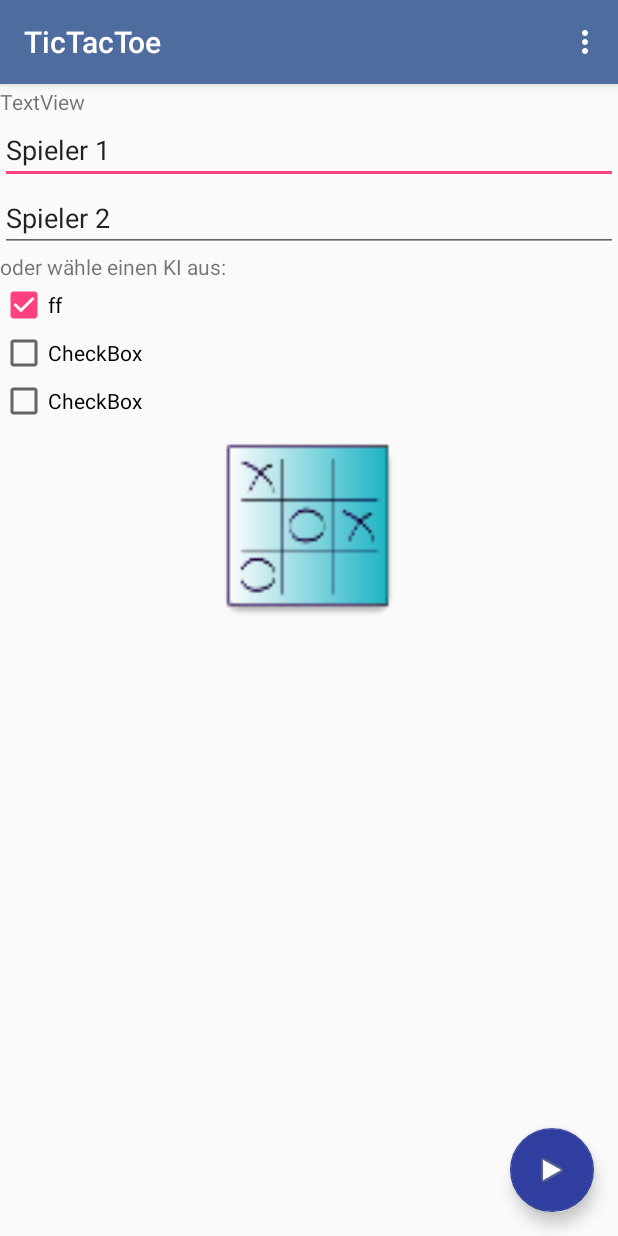
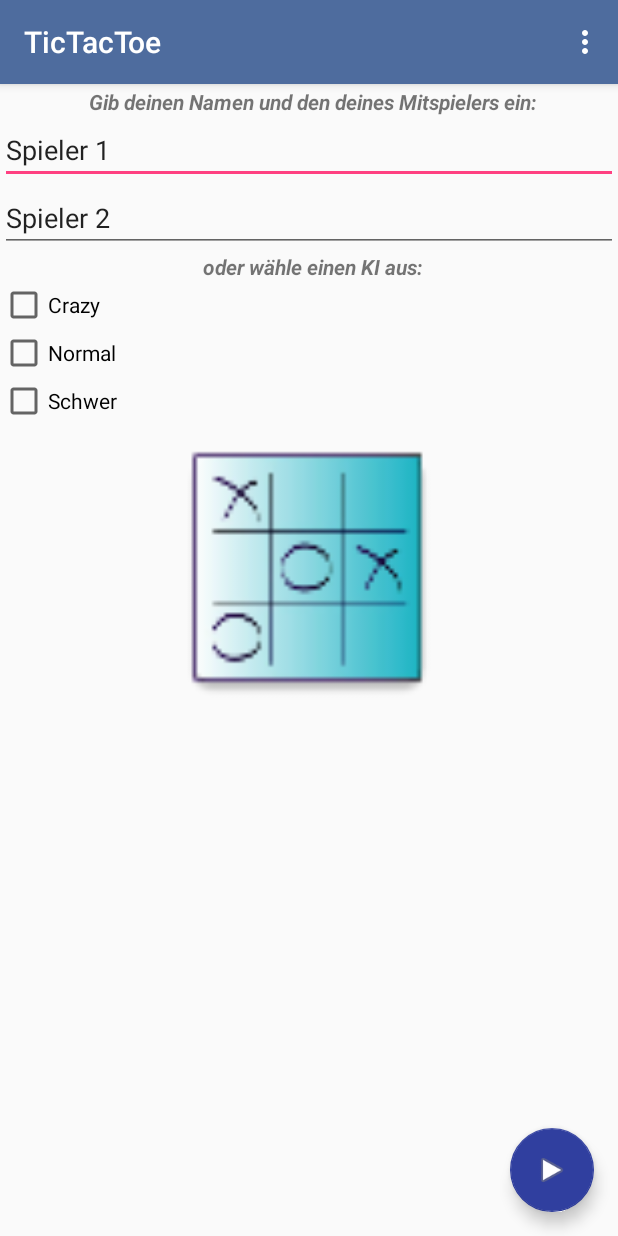
Before and after one commit to TorbenStriegel/Tic-Tac-Toe-Andoid_App, an Android app: the screen it shows after launch (Main_Activity), on a phone screen of 412 x 824 dp. Run offline under Robolectric (Android 15) with nearby library versions, the phone set to English and light mode, and no system bars.

Commit message:
Start Menü fertig gestellt (nur ein Ki auswählbar) / wer grad dran ist wird angezeigt / Startseite überarbeitet

```diff
--- a/Android_App/TicTacToe_AndroidAplication/app/src/main/java/de/torbennils/tictactoe/TextView_Funktionen.java
+++ b/Android_App/TicTacToe_AndroidAplication/app/src/main/java/de/torbennils/tictactoe/TextView_Funktionen.java
@@ -42,8 +42,10 @@ public class TextView_Funktionen {
     public void setWerIstDran(int a){
         if (a == 1){
             textViewSpieler1.setBackgroundColor(Color.DKGRAY);
+            textViewSpieler2.setBackgroundColor(Color.TRANSPARENT);
         }
         if (a == 2){
+            textViewSpieler1.setBackgroundColor(Color.TRANSPARENT);
             textViewSpieler2.setBackgroundColor(Color.DKGRAY);
         }
     }
--- a/Android_App/TicTacToe_AndroidAplication/app/src/main/res/layout/content_main_.xml
+++ b/Android_App/TicTacToe_AndroidAplication/app/src/main/res/layout/content_main_.xml
@@ -20,11 +20,13 @@
             android:layout_height="58dp" />
 
         <TextView
-            android:text="TextView"
+            android:text="@string/Spieler_Auswahl"
             android:layout_width="match_parent"
             android:layout_height="wrap_content"
             android:id="@+id/textView2"
-            tools:text="@string/Spieler_Auswahl" />
+            android:textStyle="normal|bold|italic"
+            android:layout_marginLeft="5dp"
+            android:textAlignment="center" />
 
         <EditText
             android:layout_width="match_parent"
@@ -50,24 +52,27 @@
             android:text="@string/KI_Auswahl"
             android:layout_width="match_parent"
             android:layout_height="wrap_content"
-            android:id="@+id/textView" />
+            android:id="@+id/textView"
+            android:textStyle="normal|bold|italic"
+            android:layout_marginLeft="5dp"
+            android:textAlignment="center" />
 
         <CheckBox
-            android:text="ff"
+            android:text="Crazy"
             android:layout_width="match_parent"
             android:layout_height="wrap_content"
             android:id="@+id/checkBox_KiAuswahl1"
             android:duplicateParentState="true"
-            android:checked="true" />
+            android:checked="false" />
 
         <CheckBox
-            android:text="CheckBox"
+            android:text="Normal"
             android:layout_width="match_parent"
             android:layout_height="wrap_content"
             android:id="@+id/checkBox_KiAuswahl2" />
 
         <CheckBox
-            android:text="CheckBox"
+            android:text="Schwer"
             android:layout_width="match_parent"
             android:layout_height="wrap_content"
             android:id="@+id/checkBox_KiAuswahl3" />
@@ -77,6 +82,6 @@
             android:layout_height="wrap_content"
             app:srcCompat="@mipmap/ic_launcher"
             android:id="@+id/imageView2"
-            android:layout_weight="0.50" />
+            android:layout_weight="0.82" />
     </LinearLayout>
 </android.support.constraint.ConstraintLayout>
```
Also changed, not shown: Android_App/TicTacToe_AndroidAplication/app/src/main/java/de/torbennils/tictactoe/Main_Activity.java (+16 -1 lines), Android_App/TicTacToe_AndroidAplication/app/src/main/java/de/torbennils/tictactoe/TicTacToe_Activity.java (+16 -3 lines).
